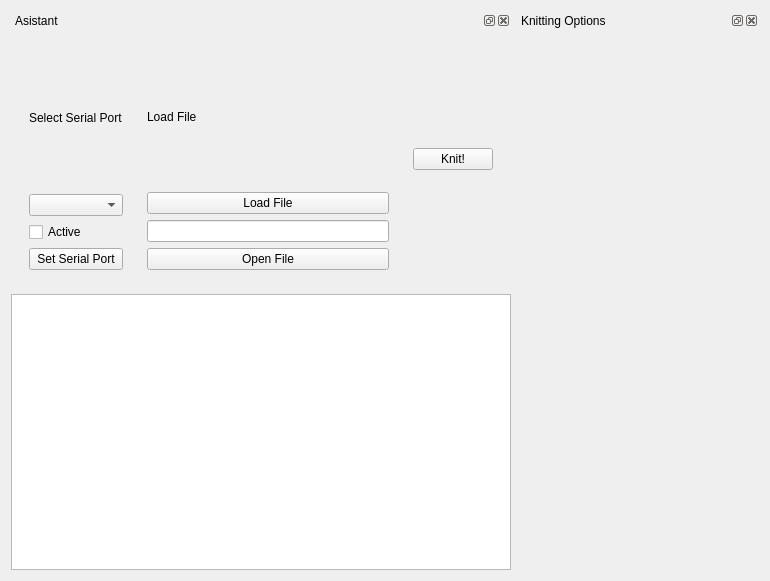
This is software/python/ayab/ayab_gui.ui in AllYarnsAreBeautiful/ayab-desktop as Qt 5 draws it before an edit. The edited form follows.
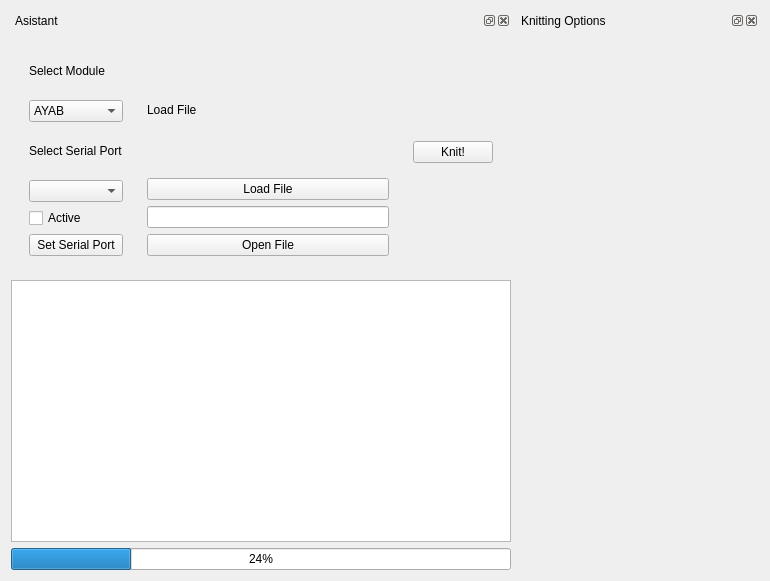
This is the edited form.

Commit message: added progressbar and module dropdown to UI

Patch:
```diff
--- a/software/python/ayab/ayab_gui.ui
+++ b/software/python/ayab/ayab_gui.ui
@@ -40,7 +40,7 @@
      <property name="minimumSize">
       <size>
        <width>500</width>
-       <height>195</height>
+       <height>248</height>
       </size>
      </property>
      <property name="acceptDrops">
@@ -57,6 +57,22 @@
           <item>
            <widget class="QLabel" name="label_3">
             <property name="text">
+             <string>Select Module</string>
+            </property>
+           </widget>
+          </item>
+          <item>
+           <widget class="QComboBox" name="module_dropdown">
+            <item>
+             <property name="text">
+              <string>AYAB</string>
+             </property>
+            </item>
+           </widget>
+          </item>
+          <item>
+           <widget class="QLabel" name="label">
+            <property name="text">
              <string>Select Serial Port</string>
             </property>
            </widget>
@@ -99,7 +115,11 @@
            </widget>
           </item>
           <item>
-           <widget class="QLineEdit" name="filename_lineedit"/>
+           <widget class="QLineEdit" name="filename_lineedit">
+            <property name="text">
+             <string notr="true"/>
+            </property>
+           </widget>
           </item>
           <item>
            <widget class="QPushButton" name="open_file_button">
@@ -128,6 +148,13 @@
      </widget>
     </widget>
    </item>
+   <item row="4" column="0">
+    <widget class="QProgressBar" name="progressBar">
+     <property name="value">
+      <number>24</number>
+     </property>
+    </widget>
+   </item>
   </layout>
  </widget>
  <resources/>
```
Left out of the diff: 4 changed lines with no effect on the pictures. The commit also changes 1 other file.
